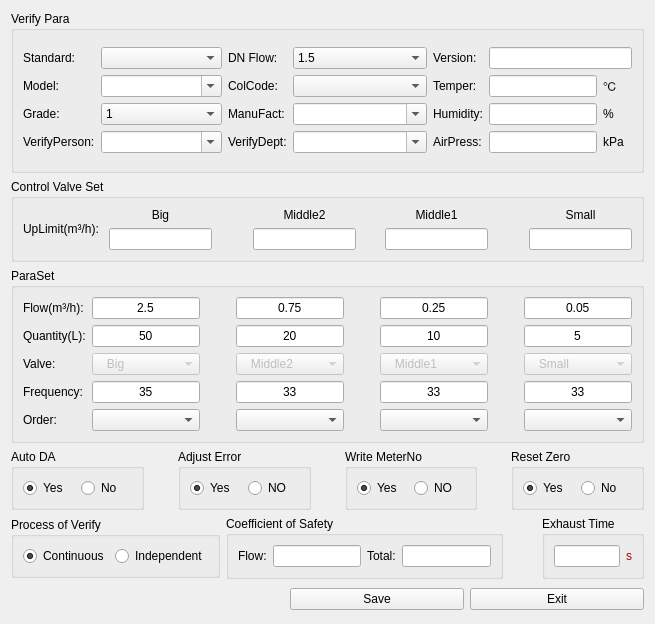
Above: source/systemset/systemsetdlg/ui/parasetdlg.ui from flimmy78/qtverify before the change. Below: the same form after it.
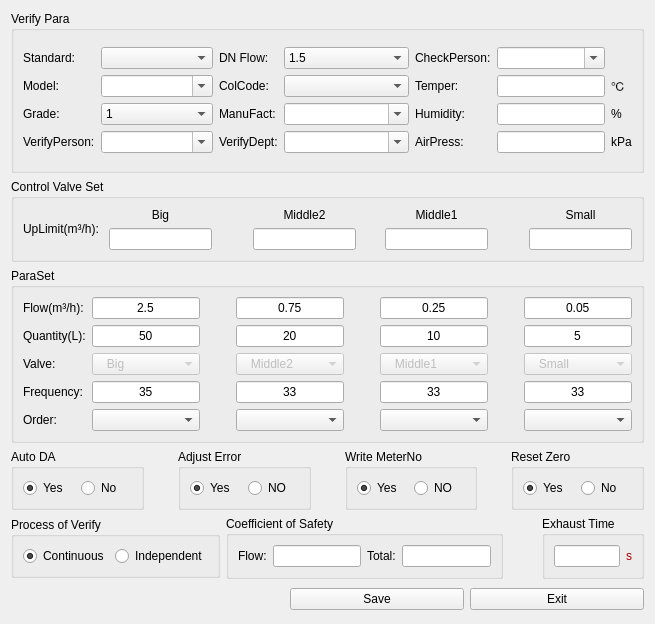
That is the form after the change. Icons and pictures are not drawn. Custom widgets are drawn as their Qt base class.

What changed in the file:
```diff
--- a/source/systemset/systemsetdlg/ui/parasetdlg.ui
+++ b/source/systemset/systemsetdlg/ui/parasetdlg.ui
@@ -216,17 +216,7 @@
         <item row="0" column="0">
          <widget class="QLabel" name="label_22">
           <property name="text">
-           <string>Version:</string>
-          </property>
-         </widget>
-        </item>
-        <item row="0" column="1" colspan="2">
-         <widget class="QLineEdit" name="lnEditVersion">
-          <property name="sizePolicy">
-           <sizepolicy hsizetype="Preferred" vsizetype="Fixed">
-            <horstretch>0</horstretch>
-            <verstretch>0</verstretch>
-           </sizepolicy>
+           <string>CheckPerson:</string>
           </property>
          </widget>
         </item>
@@ -302,6 +292,13 @@
           </property>
          </widget>
         </item>
+        <item row="0" column="1">
+         <widget class="QComboBox" name="cmbChkPerson">
+          <property name="editable">
+           <bool>true</bool>
+          </property>
+         </widget>
+        </item>
        </layout>
       </item>
      </layout>
```
